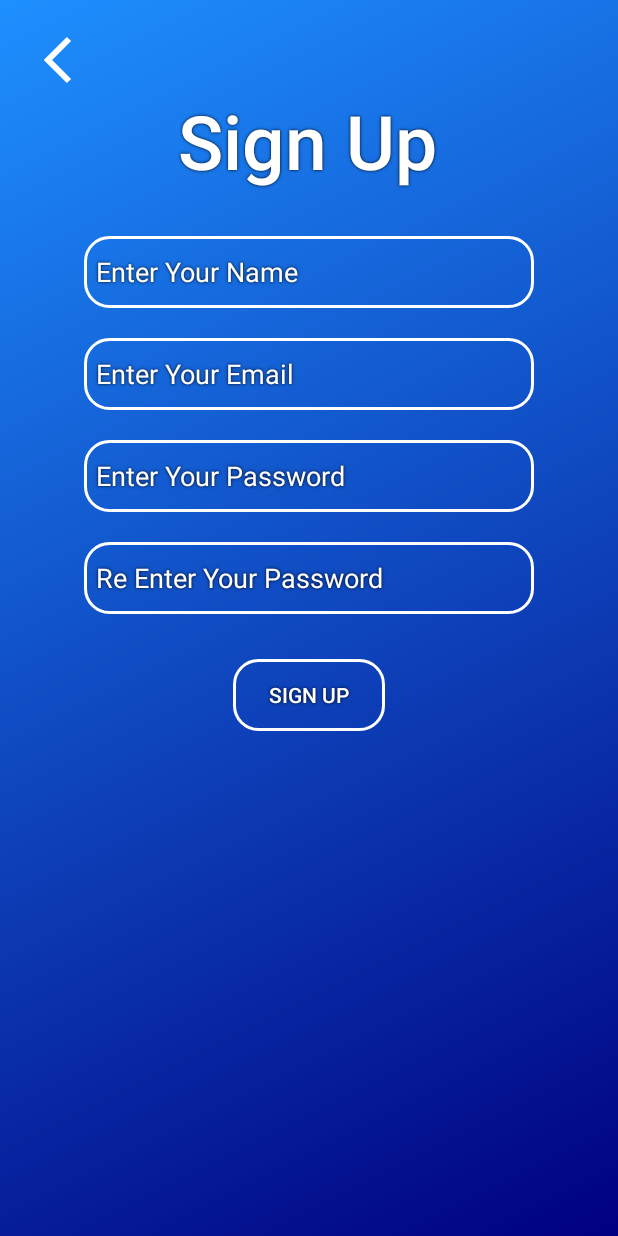
After one commit to ProbatusVir/PixelFit, an Android app: the SignUp screen opened through its navigation route, on a phone screen of 412 x 824 dp. The commit adds this screen. Run offline under Robolectric (Android 15) with nearby library versions, the phone set to English and light mode, and no system bars; our stand-ins replace navigation-ui; network calls fail.

Commit message:
Added functionality to all screens so they can be moved throughout seamlessly

```diff
--- a/app/src/main/java/com/example/myapplication/MainActivity.kt
+++ b/app/src/main/java/com/example/myapplication/MainActivity.kt
@@ -48,6 +48,10 @@ class MainActivity : AppCompatActivity() {
         navController.addOnDestinationChangedListener { _, destination, _ ->
             when (destination.id) {
                 R.id.SecondFragment -> {
+                    bottomNav.visibility = View.GONE
+                    profile.visibility = View.GONE
+                }
+                R.id.signUp -> {
                     bottomNav.visibility = View.GONE
                     profile.visibility = View.GONE
                 }
--- a/app/src/main/java/com/example/myapplication/SecondFragment.kt
+++ b/app/src/main/java/com/example/myapplication/SecondFragment.kt
@@ -37,6 +37,9 @@ class SecondFragment : Fragment() {
         binding.loginButton.setOnClickListener {
             findNavController().navigate(R.id.action_SecondFragment_to_FirstFragment)
         }
+        binding.signupButton.setOnClickListener {
+            findNavController().navigate(R.id.action_SecondFragment_to_signUp)
+        }
     }
 
     override fun onDestroyView() {
--- /dev/null
+++ b/app/src/main/java/com/example/myapplication/SignUp.kt
@@ -0,0 +1,48 @@
+package com.example.myapplication
+
+import android.os.Bundle
+import androidx.fragment.app.Fragment
+import android.view.LayoutInflater
+import android.view.View
+import android.view.ViewGroup
+import androidx.navigation.fragment.findNavController
+import com.example.myapplication.databinding.FragmentSecondBinding
+import com.example.myapplication.databinding.FragmentSignUpBinding
+
+
+class SignUp : Fragment() {
+
+    private var _binding:FragmentSignUpBinding? = null
+
+    private val binding get() = _binding!!
+
+    override fun onCreate(savedInstanceState: Bundle?) {
+        super.onCreate(savedInstanceState)
+
+    }
+
+    override fun onCreateView(
+        inflater: LayoutInflater, container: ViewGroup?,
+        savedInstanceState: Bundle?
+    ): View {
+
+        _binding = FragmentSignUpBinding.inflate(inflater, container, false)
+        return binding.root
+
+    }
+
+    override fun onViewCreated(view: View, savedInstanceState: Bundle?) {
+        super.onViewCreated(view, savedInstanceState)
+
+        binding.backButton.setOnClickListener {
+            findNavController().navigate(R.id.action_signUp_to_SecondFragment3)
+        }
+
+        binding.signupButton.setOnClickListener {
+            findNavController().navigate(R.id.action_signUp_to_FirstFragment)
+        }
+
+    }
+
+
+}
--- /dev/null
+++ b/app/src/main/res/layout/fragment_sign_up.xml
@@ -0,0 +1,128 @@
+<?xml version="1.0" encoding="utf-8"?>
+<androidx.constraintlayout.widget.ConstraintLayout
+        xmlns:android="http://schemas.android.com/apk/res/android"
+        xmlns:app="http://schemas.android.com/apk/res-auto"
+        android:layout_width="match_parent"
+        android:layout_height="match_parent"
+        android:background="@drawable/gradients">
+
+    <ImageButton
+            android:id="@+id/back_button"
+            android:layout_width="wrap_content"
+            android:layout_height="wrap_content"
+            android:background="@android:color/transparent"
+            android:contentDescription="@string/back_button"
+            android:layout_margin="16dp"
+            android:tint="@color/white"
+            app:srcCompat="@drawable/back_arrow"
+            app:layout_constraintTop_toTopOf="parent"
+            app:layout_constraintStart_toStartOf="parent"/>
+
+
+    <TextView
+            android:id="@+id/textview_first"
+            android:layout_width="wrap_content"
+            android:layout_height="wrap_content"
+            android:text="@string/sign_up_text"
+            android:textSize="50sp"
+            android:fontFamily="sans-serif-medium"
+            android:gravity="center"
+            style="@style/login_text"
+            app:layout_constraintTop_toTopOf="parent"
+            app:layout_constraintEnd_toEndOf="parent"
+            app:layout_constraintStart_toStartOf="parent"
+            app:layout_constraintHorizontal_bias="0.497" android:layout_marginTop="60dp"/>
+    <EditText
+            android:id="@+id/name_input"
+            android:layout_width="300dp"
+            android:layout_height="48dp"
+            android:hint="@string/name_input"
+            android:autofillHints="emailAddress"
+            android:inputType="textEmailAddress"
+            android:background="@drawable/borders"
+            android:padding="8dp"
+            android:layout_marginTop="30dp"
+            style="@style/login_text"
+            android:textColorHint="@color/white"
+            app:layout_constraintTop_toBottomOf="@id/textview_first"
+            app:layout_constraintStart_toStartOf="parent"
+            app:layout_constraintEnd_toEndOf="parent"/>
+
+    <EditText
+            android:id="@+id/email_input"
+            android:layout_width="300dp"
+            android:layout_height="48dp"
+            android:hint="@string/email_input_text"
+            android:autofillHints="emailAddress"
+            android:textColorHint="@color/white"
+            android:textColor="@color/white"
+            android:inputType="textEmailSubject"
+            android:background="@drawable/borders"
+            android:padding="8dp"
+            android:layout_marginTop="20dp"
+            style="@style/login_text"
+            app:layout_constraintTop_toBottomOf="@id/name_input"
+            app:layout_constraintStart_toStartOf="parent"
+            app:layout_constraintEnd_toEndOf="parent"/>
+
+    <EditText
+            android:id="@+id/password_input"
+            android:layout_width="300dp"
+            android:layout_height="48dp"
+            android:hint="@string/password_input_text"
+            android:autofillHints="emailAddress"
+            android:textColorHint="@color/white"
+            android:textColor="@color/white"
+            android:inputType="textPassword"
+            android:background="@drawable/borders"
+            android:padding="8dp"
+            android:layout_marginTop="20dp"
+            style="@style/login_text"
+            app:layout_constraintTop_toBottomOf="@id/email_input"
+            app:layout_constraintStart_toStartOf="parent"
+            app:layout_constraintEnd_toEndOf="parent"/>
+
+    <EditText
+            android:id="@+id/reenter_password_input"
+            android:layout_width="300dp"
+            android:layout_height="48dp"
+            android:hint="@string/reenter_password_input_text"
+            android:autofillHints="emailAddress"
+            android:textColorHint="@color/white"
+            android:textColor="@color/white"
+            android:inputType="textPassword"
+            android:background="@drawable/borders"
+            android:padding="8dp"
+            android:layout_marginTop="20dp"
+            style="@style/login_text"
+            app:layout_constraintTop_toBottomOf="@id/password_input"
+            app:layout_constraintStart_toStartOf="parent"
+            app:layout_constraintEnd_toEndOf="parent"/>
+
+    <LinearLayout
+            android:layout_width="wrap_content"
+            android:layout_height="wrap_content"
+            android:orientation="horizontal"
+            android:background="@drawable/button_split"
+            app:layout_constraintTop_toBottomOf="@id/reenter_password_input"
+            app:layout_constraintStart_toStartOf="parent"
+            app:layout_constraintEnd_toEndOf="parent"
+            android:layout_marginTop="30dp">
+
+        <com.google.android.material.button.MaterialButton
+                android:id="@+id/signup_button"
+                style="?android:attr/borderlessButtonStyle"
+                android:layout_width="wrap_content"
+                android:layout_height="wrap_content"
+                android:text="@string/sign_up_text"
+                android:textColor="@color/white"
+                android:backgroundTint="@android:color/transparent"
+                android:layout_margin="0dp"
+                android:shadowColor="#000000"
+                android:shadowDx="0"
+                android:shadowDy="0"
+                android:shadowRadius="2"
+                app:cornerRadius="0dp"/>
+    </LinearLayout>
+
+</androidx.constraintlayout.widget.ConstraintLayout>
--- a/app/src/main/res/navigation/nav_graph.xml
+++ b/app/src/main/res/navigation/nav_graph.xml
@@ -16,8 +16,17 @@
             android:label="@string/Login_fragment_label"
             tools:layout="@layout/fragment_second">
 
+
         <action
                 android:id="@+id/action_SecondFragment_to_FirstFragment"
                 app:destination="@id/FirstFragment"/>
+        <action android:id="@+id/action_SecondFragment_to_signUp" app:destination="@id/signUp"/>
     </fragment>
+    <fragment android:id="@+id/signUp" android:name="com.example.myapplication.SignUp" android:label="fragment_sign_up"
+              tools:layout="@layout/fragment_sign_up">
+        <action android:id="@+id/action_signUp_to_SecondFragment3" app:destination="@id/SecondFragment"
+        />
+        <action android:id="@+id/action_signUp_to_FirstFragment" app:destination="@id/FirstFragment"/>
+    </fragment>
+
 </navigation>
--- a/app/src/main/res/values/strings.xml
+++ b/app/src/main/res/values/strings.xml
@@ -60,4 +60,6 @@
     <!-- Fragment labels -->
     <string name="Home_fragment_label">HomeFragment</string>
     <string name="Login_fragment_label">LogInFragment</string>
+
+    <string name="hello_blank_fragment">Hello blank fragment</string>
 </resources>
```
